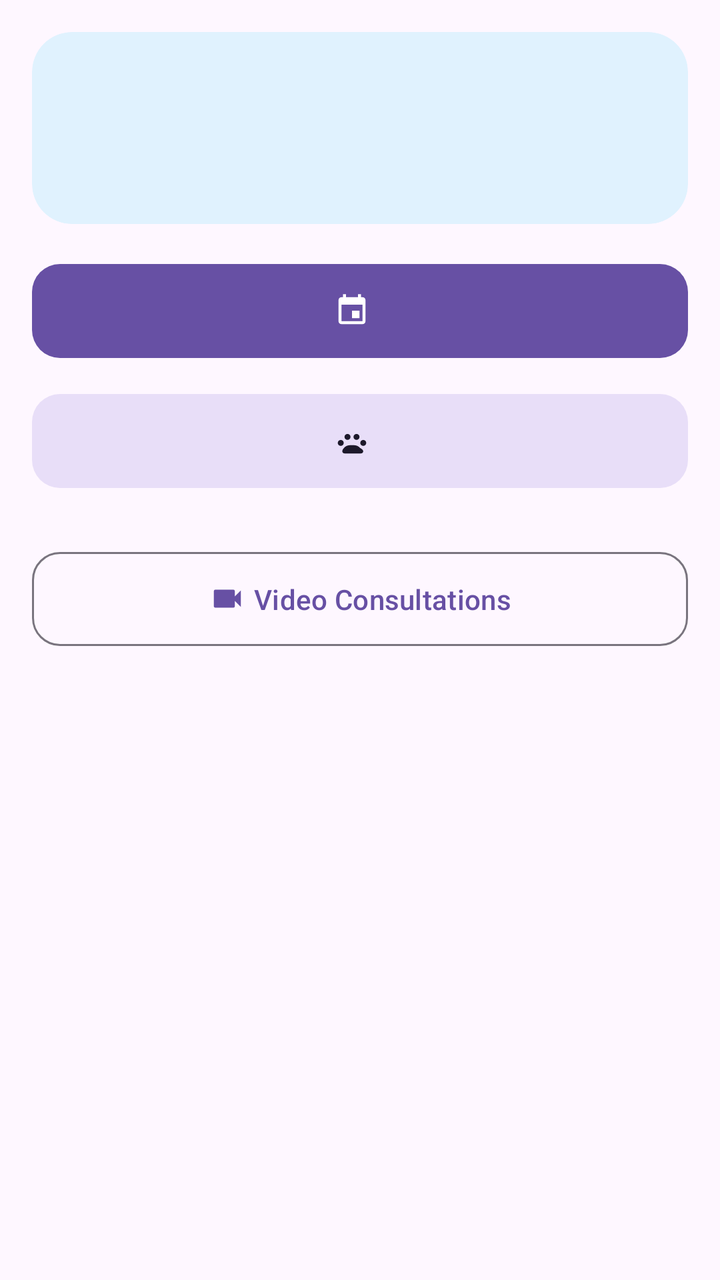
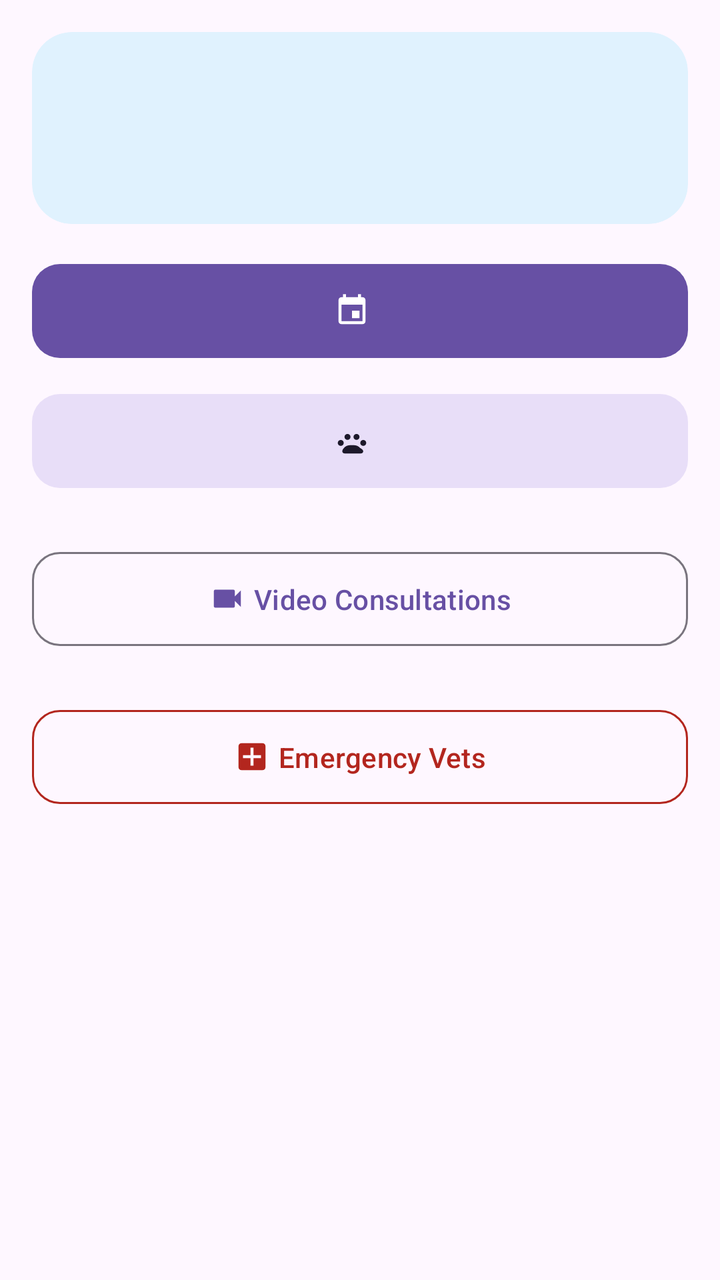

Compare the two renders of this Android layout. The source of the first and the diff that turns it into the second are given below.
<!-- AndroidManifest.xml: application theme Theme.VET4PET -->
<!-- res/layout/fragment_home.xml -->
<?xml version="1.0" encoding="utf-8"?>
<ScrollView xmlns:android="http://schemas.android.com/apk/res/android"
    xmlns:app="http://schemas.android.com/apk/res-auto"
    android:layout_width="match_parent"
    android:layout_height="match_parent"
    android:fillViewport="true">

    <LinearLayout
        android:layout_width="match_parent"
        android:layout_height="wrap_content"
        android:orientation="vertical"
        android:padding="16dp"
        android:paddingBottom="88dp">

        
        <com.google.android.material.card.MaterialCardView
            style="@style/Widget.Material3.CardView.Elevated"
            android:layout_width="match_parent"
            android:layout_height="wrap_content"
            android:layout_marginBottom="16dp"
            app:cardBackgroundColor="@color/brand_soft"
            app:cardCornerRadius="20dp"
            app:cardElevation="0dp"
            app:strokeWidth="0dp">

            <LinearLayout
                android:layout_width="match_parent"
                android:layout_height="wrap_content"
                android:orientation="horizontal"
                android:padding="20dp"
                android:gravity="center_vertical">

                <LinearLayout
                    android:layout_width="0dp"
                    android:layout_height="wrap_content"
                    android:layout_weight="1"
                    android:orientation="vertical">

                    <TextView
                        android:id="@+id/tv_greeting"
                        android:layout_width="wrap_content"
                        android:layout_height="wrap_content"
                        android:textAppearance="?attr/textAppearanceTitleLarge"
                        android:textColor="@color/brand_deep"
                        android:textStyle="bold" />

                    <TextView
                        android:id="@+id/tv_greeting_sub"
                        android:layout_width="wrap_content"
                        android:layout_height="wrap_content"
                        android:layout_marginTop="4dp"
                        android:textAppearance="?attr/textAppearanceBodyMedium"
                        android:textColor="@color/ink_muted" />

                </LinearLayout>

                <TextView
                    android:id="@+id/tv_greeting_icon"
                    android:layout_width="56dp"
                    android:layout_height="56dp"
                    android:gravity="center"
                    android:textSize="32sp" />

            </LinearLayout>
        </com.google.android.material.card.MaterialCardView>

        
        <LinearLayout
            android:id="@+id/layout_stats"
            android:layout_width="match_parent"
            android:layout_height="wrap_content"
            android:orientation="horizontal"
            android:layout_marginBottom="16dp"
            android:visibility="gone">

            <com.google.android.material.card.MaterialCardView
                style="@style/Widget.Material3.CardView.Elevated"
                android:layout_width="0dp"
                android:layout_height="wrap_content"
                android:layout_weight="1"
                android:layout_marginEnd="8dp"
                app:cardBackgroundColor="@color/brand_soft"
                app:cardCornerRadius="16dp"
                app:cardElevation="0dp"
                app:strokeWidth="0dp">

                <LinearLayout
                    android:layout_width="match_parent"
                    android:layout_height="wrap_content"
                    android:orientation="vertical"
                    android:padding="16dp">

                    <TextView
                        android:id="@+id/tv_stat_appts"
                        android:layout_width="wrap_content"
                        android:layout_height="wrap_content"
                        android:text="0"
                        android:textAppearance="?attr/textAppearanceHeadlineMedium"
                        android:textColor="@color/brand_dark"
                        android:textStyle="bold" />

                    <TextView
                        android:layout_width="wrap_content"
                        android:layout_height="wrap_content"
                        android:layout_marginTop="2dp"
                        android:text="@string/home_stat_today_appts"
                        android:textAppearance="?attr/textAppearanceBodySmall"
                        android:textColor="@color/ink_muted" />

                </LinearLayout>
            </com.google.android.material.card.MaterialCardView>

            <com.google.android.material.card.MaterialCardView
                style="@style/Widget.Material3.CardView.Elevated"
                android:layout_width="0dp"
                android:layout_height="wrap_content"
                android:layout_weight="1"
                android:layout_marginStart="8dp"
                app:cardCornerRadius="16dp"
                app:cardElevation="0dp"
                app:strokeColor="?attr/colorOutlineVariant"
                app:strokeWidth="1dp">

                <LinearLayout
                    android:layout_width="match_parent"
                    android:layout_height="wrap_content"
                    android:orientation="vertical"
                    android:padding="16dp">

                    <TextView
                        android:id="@+id/tv_stat_patients"
                        android:layout_width="wrap_content"
                        android:layout_height="wrap_content"
                        android:text="0"
                        android:textAppearance="?attr/textAppearanceHeadlineMedium"
                        android:textColor="?attr/colorPrimary"
                        android:textStyle="bold" />

                    <TextView
                        android:layout_width="wrap_content"
                        android:layout_height="wrap_content"
                        android:layout_marginTop="2dp"
                        android:text="@string/home_stat_total_patients"
                        android:textAppearance="?attr/textAppearanceBodySmall"
                        android:textColor="@color/ink_muted" />

                </LinearLayout>
            </com.google.android.material.card.MaterialCardView>

        </LinearLayout>

        
        <com.google.android.material.progressindicator.LinearProgressIndicator
            android:id="@+id/progress_home"
            android:layout_width="match_parent"
            android:layout_height="wrap_content"
            android:layout_marginBottom="8dp"
            android:indeterminate="true"
            android:visibility="gone"
            app:trackCornerRadius="4dp" />

        
        <com.google.android.material.button.MaterialButton
            android:id="@+id/btn_primary_action"
            style="@style/Widget.Material3.Button"
            android:layout_width="match_parent"
            android:layout_height="wrap_content"
            android:layout_marginBottom="10dp"
            android:paddingVertical="14dp"
            app:icon="@drawable/ic_nav_appointments"
            app:iconGravity="textStart"
            app:cornerRadius="14dp" />

        <com.google.android.material.button.MaterialButton
            android:id="@+id/btn_secondary_action"
            style="@style/Widget.Material3.Button.TonalButton"
            android:layout_width="match_parent"
            android:layout_height="wrap_content"
            android:layout_marginBottom="24dp"
            android:paddingVertical="14dp"
            app:icon="@drawable/ic_nav_pets"
            app:iconGravity="textStart"
            app:cornerRadius="14dp" />

        <com.google.android.material.button.MaterialButton
            android:id="@+id/btn_consultations_action"
            style="@style/Widget.Material3.Button.OutlinedButton"
            android:layout_width="match_parent"
            android:layout_height="wrap_content"
            android:layout_marginBottom="24dp"
            android:paddingVertical="14dp"
            android:text="@string/home_action_consultations"
            app:icon="@drawable/ic_video_call"
            app:iconGravity="textStart"
            app:cornerRadius="14dp" />

        
        <LinearLayout
            android:id="@+id/layout_pets_header"
            android:layout_width="match_parent"
            android:layout_height="wrap_content"
            android:orientation="horizontal"
            android:gravity="center_vertical"
            android:layout_marginBottom="10dp"
            android:visibility="gone">

            <TextView
                android:layout_width="0dp"
                android:layout_height="wrap_content"
                android:layout_weight="1"
                android:text="@string/home_my_pets"
                android:textAppearance="?attr/textAppearanceTitleMedium"
                android:textColor="@color/ink"
                android:textStyle="bold" />

            <TextView
                android:id="@+id/btn_view_all_pets"
                android:layout_width="wrap_content"
                android:layout_height="wrap_content"
                android:text="@string/home_view_all"
                android:textColor="@color/brand"
                android:textAppearance="?attr/textAppearanceLabelMedium"
                android:padding="4dp"
                android:clickable="true"
                android:focusable="true" />

        </LinearLayout>

        
        <LinearLayout
            android:id="@+id/layout_pet_preview"
            android:layout_width="match_parent"
            android:layout_height="wrap_content"
            android:orientation="vertical"
            android:visibility="gone" />

    </LinearLayout>
</ScrollView>
<!-- resources referenced by this layout -->
<resources>
  <color name="brand">#2BA8F5</color>
  <color name="brand_dark">#0E86CC</color>
  <color name="brand_deep">#0A4E7A</color>
  <color name="brand_soft">#E0F2FE</color>
  <color name="ink">#0F172A</color>
  <color name="ink_muted">#64748B</color>
  <!-- drawable ic_nav_appointments (drawable) -->
  <?xml version="1.0" encoding="utf-8"?>
  <vector xmlns:android="http://schemas.android.com/apk/res/android"
      android:width="24dp"
      android:height="24dp"
      android:viewportWidth="24"
      android:viewportHeight="24">
      <path
          android:fillColor="?attr/colorControlNormal"
          android:pathData="M17,12h-5v5h5v-5zM16,1v2H8V1H6v2H5C3.89,3 3.01,3.9 3.01,5L3,19c0,1.1 0.89,2 2,2h14c1.1,0 2,-0.9 2,-2V5c0,-1.1 -0.9,-2 -2,-2h-1V1h-2zM19,19H5V8h14v11z" />
  </vector>
  <!-- drawable ic_nav_pets (drawable) -->
  <?xml version="1.0" encoding="utf-8"?>
  <vector xmlns:android="http://schemas.android.com/apk/res/android"
      android:width="24dp"
      android:height="24dp"
      android:viewportWidth="24"
      android:viewportHeight="24">
      
      <path
          android:fillColor="?attr/colorControlNormal"
          android:pathData="M4.5,11.5c-1.1,0 -2,0.9 -2,2s0.9,2 2,2s2,-0.9 2,-2S5.6,11.5 4.5,11.5z" />
      
      <path
          android:fillColor="?attr/colorControlNormal"
          android:pathData="M19.5,11.5c-1.1,0 -2,0.9 -2,2s0.9,2 2,2s2,-0.9 2,-2S20.6,11.5 19.5,11.5z" />
      
      <path
          android:fillColor="?attr/colorControlNormal"
          android:pathData="M9,7.5c-1.1,0 -2,0.9 -2,2s0.9,2 2,2s2,-0.9 2,-2S10.1,7.5 9,7.5z" />
      
      <path
          android:fillColor="?attr/colorControlNormal"
          android:pathData="M15,7.5c-1.1,0 -2,0.9 -2,2s0.9,2 2,2s2,-0.9 2,-2S16.1,7.5 15,7.5z" />
      
      <path
          android:fillColor="?attr/colorControlNormal"
          android:pathData="M17.34,16.85C16.36,15.64 14.94,15 13,15h-2c-1.94,0 -3.36,0.64 -4.34,1.85C5.67,17.89 5.5,18.83 5.5,19c0,0.83 0.67,1.5 1.5,1.5h11c0.83,0 1.5,-0.67 1.5,-1.5C19.5,18.83 19.33,17.89 17.34,16.85z" />
  </vector>
  <!-- drawable ic_video_call (drawable) -->
  <?xml version="1.0" encoding="utf-8"?>
  <vector xmlns:android="http://schemas.android.com/apk/res/android"
      android:width="24dp"
      android:height="24dp"
      android:viewportWidth="24"
      android:viewportHeight="24">
      <path
          android:fillColor="?attr/colorControlNormal"
          android:pathData="M17,10.5V7c0,-0.55 -0.45,-1 -1,-1H4C3.45,6 3,6.45 3,7v10c0,0.55 0.45,1 1,1h12c0.55,0 1,-0.45 1,-1v-3.5l4,4v-11l-4,4z"/>
  </vector>
  <string name="home_action_consultations">Video Consultations</string>
  <string name="home_my_pets">My Pets</string>
  <string name="home_stat_today_appts">Today\'s appointments</string>
  <string name="home_stat_total_patients">Total patients</string>
  <string name="home_view_all">View all →</string>
  <style name="Theme.VET4PET" parent="Theme.Material3.DayNight.NoActionBar" />
</resources>

<!-- the commit's change to res/layout/fragment_home.xml (unified diff, before → after) -->
@@ -194,6 +194,21 @@
             app:iconGravity="textStart"
             app:cornerRadius="14dp" />
 
+        <com.google.android.material.button.MaterialButton
+            android:id="@+id/btn_emergency_action"
+            style="@style/Widget.Material3.Button.OutlinedButton"
+            android:layout_width="match_parent"
+            android:layout_height="wrap_content"
+            android:layout_marginBottom="24dp"
+            android:paddingVertical="14dp"
+            android:text="@string/home_action_emergency"
+            android:textColor="?attr/colorError"
+            app:icon="@drawable/ic_medical_cross"
+            app:iconTint="?attr/colorError"
+            app:iconGravity="textStart"
+            app:cornerRadius="14dp"
+            app:strokeColor="?attr/colorError" />
+
         
         <LinearLayout
             android:id="@+id/layout_pets_header"
<!-- resource entries referenced after the edit -->
@@ -6,6 +6,17 @@
   <color name="brand_soft">#E0F2FE</color>
   <color name="ink">#0F172A</color>
   <color name="ink_muted">#64748B</color>
+  <!-- drawable ic_medical_cross (drawable) -->
+  <?xml version="1.0" encoding="utf-8"?>
+  <vector xmlns:android="http://schemas.android.com/apk/res/android"
+      android:width="24dp"
+      android:height="24dp"
+      android:viewportWidth="24"
+      android:viewportHeight="24">
+      <path
+          android:fillColor="@android:color/black"
+          android:pathData="M19,3H5C3.9,3 3,3.9 3,5v14c0,1.1 0.9,2 2,2h14c1.1,0 2,-0.9 2,-2V5C21,3.9 20.1,3 19,3zM18,13h-5v5h-2v-5H6v-2h5V6h2v5h5v2z" />
+  </vector>
   <!-- drawable ic_nav_appointments (drawable) -->
   <?xml version="1.0" encoding="utf-8"?>
   <vector xmlns:android="http://schemas.android.com/apk/res/android"
@@ -57,6 +68,7 @@
           android:pathData="M17,10.5V7c0,-0.55 -0.45,-1 -1,-1H4C3.45,6 3,6.45 3,7v10c0,0.55 0.45,1 1,1h12c0.55,0 1,-0.45 1,-1v-3.5l4,4v-11l-4,4z"/>
   </vector>
   <string name="home_action_consultations">Video Consultations</string>
+  <string name="home_action_emergency">Emergency Vets</string>
   <string name="home_my_pets">My Pets</string>
   <string name="home_stat_today_appts">Today\'s appointments</string>
   <string name="home_stat_total_patients">Total patients</string>
